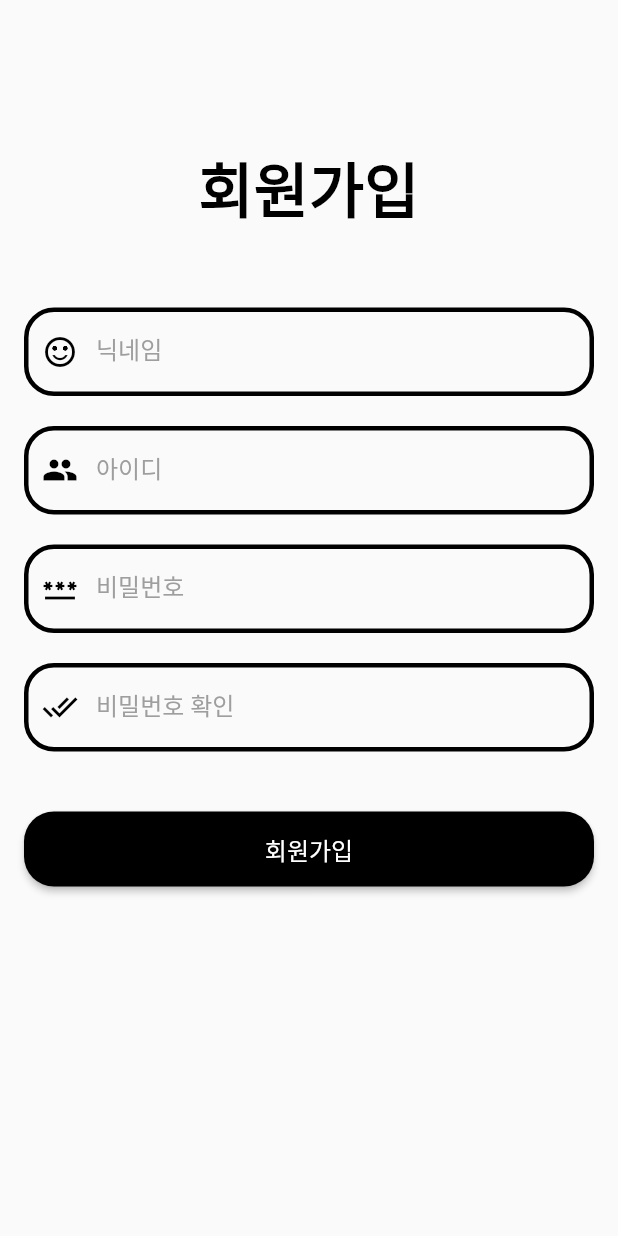
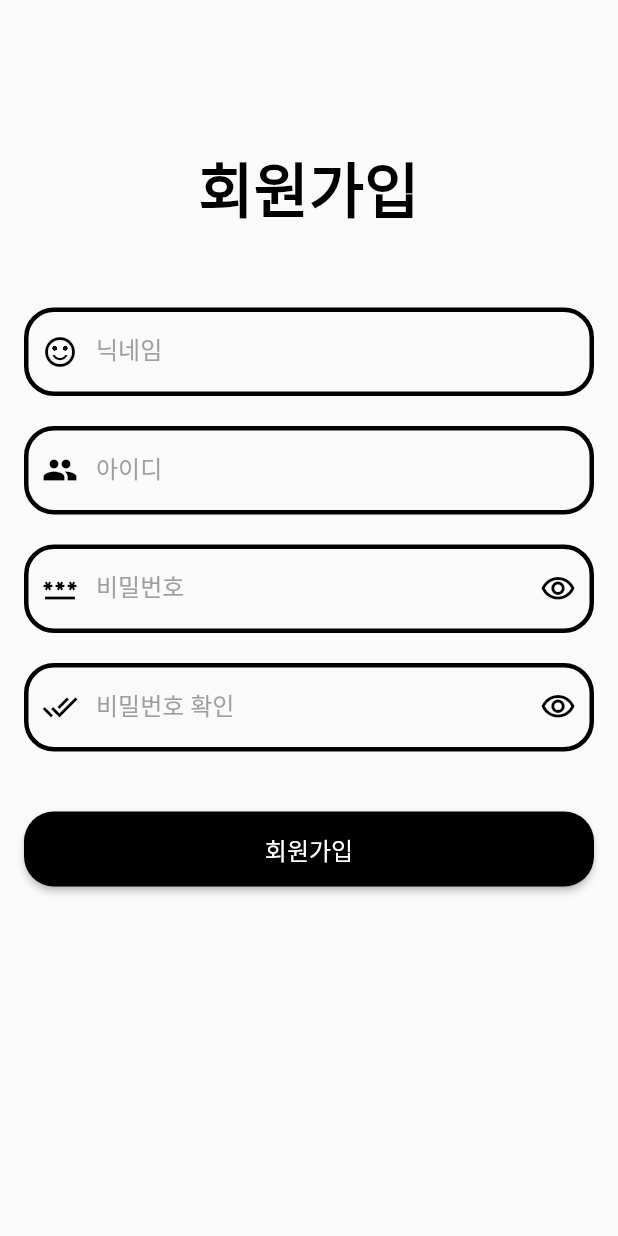
Before and after one commit to readubble/client, a Flutter app: the RegisterForm screen opened directly, on a phone screen of 412 x 824 dp. Run offline on Flutter 3.47's test engine with Material 2 defaults, Android fonts, the phone set to English and light mode, and no system bars; our stand-ins replace image_picker, modal_progress_hud, smooth_page_indicator; missing offline and left inert: circular_usage_indicator, iphone_has_notch.

Commit message:
Feat: 비밀번호 확인/숨기기

```diff
--- a/lib/Screens/home_screen.dart
+++ b/lib/Screens/home_screen.dart
@@ -1,9 +1,9 @@
 import 'dart:ui';
+import 'package:bwageul/Widgets/locked_article_tile.dart';
+import 'package:bwageul/Widgets/unlocked_article_tile.dart';
 import 'package:bwageul/main.dart';
 import 'package:flutter/material.dart';
 import 'package:smooth_page_indicator/smooth_page_indicator.dart';
-import '../Widgets/LockedArticleTile.dart';
-import '../Widgets/UnlockedArticleTile.dart';
 
 class HomeScreen extends StatefulWidget {
   const HomeScreen({Key? key}) : super(key: key);
--- a/lib/Screens/reading_thumbnail_screen.dart
+++ b/lib/Screens/reading_thumbnail_screen.dart
@@ -1,5 +1,6 @@
-import 'package:bwageul/Widgets/SwipeGuide.dart';
 import 'package:flutter/material.dart';
+
+import '../Widgets/swipe_guide.dart';
 
 class ReadingThumbnailScreen extends StatefulWidget {
   const ReadingThumbnailScreen({Key? key}) : super(key: key);
--- a/lib/Screens/register_screen.dart
+++ b/lib/Screens/register_screen.dart
@@ -21,6 +21,8 @@ class RegisterForm extends StatefulWidget {
 
 class _RegisterFormState extends State<RegisterForm> {
   bool showSpinner = false;
+  bool isPwVisible = false;
+  bool isPwCheckVisible = false;
   final _formkey = GlobalKey<FormState>(); // Form 위젯을 쓸 땐 global key 를 넣어야 함
   TextEditingController nicknameController = TextEditingController();
   TextEditingController idController = TextEditingController();
@@ -113,12 +115,24 @@ class _RegisterFormState extends State<RegisterForm> {
                   //비밀번호
                   controller: pwController,
                   style: const TextStyle(color: Colors.grey),
-                  obscureText: true, // 입력시 ****** 처리
+                  obscureText: !isPwVisible, // 입력시 ****** 처리
                   obscuringCharacter: "*",
-                  decoration: const InputDecoration(
+                  decoration: InputDecoration(
                     prefixIcon: Icon(
                       Icons.password,
                       color: Colors.black,
+                    ),
+                    suffixIcon: IconButton(
+                      icon: isPwVisible
+                          ? Icon(
+                              Icons.visibility_off_outlined,
+                              color: Colors.black,
+                            )
+                          : Icon(
+                              Icons.visibility_outlined,
+                              color: Colors.black,
+                            ),
+                      onPressed: () {},
                     ),
                     border: InputBorder.none,
                     enabledBorder: OutlineInputBorder(
@@ -143,12 +157,24 @@ class _RegisterFormState extends State<RegisterForm> {
                   //비밀번호 확인
                   controller: pwCheckController,
                   style: const TextStyle(color: Colors.grey),
-                  obscureText: true, // 입력시 ****** 처리
+                  obscureText: !isPwCheckVisible, // 입력시 ****** 처리
                   obscuringCharacter: "*",
-                  decoration: const InputDecoration(
+                  decoration: InputDecoration(
                     prefixIcon: Icon(
                       Icons.done_all,
                       color: Colors.black,
+                    ),
+                    suffixIcon: IconButton(
+                      icon: isPwCheckVisible
+                          ? Icon(
+                              Icons.visibility_off_outlined,
+                              color: Colors.black,
+                            )
+                          : Icon(
+                              Icons.visibility_outlined,
+                              color: Colors.black,
+                            ),
+                      onPressed: () {},
                     ),
                     border: InputBorder.none,
                     enabledBorder: OutlineInputBorder(
@@ -200,7 +226,7 @@ class _RegisterFormState extends State<RegisterForm> {
                       );
                     } else {
                       // 정상 가입
-                      Navigator.popUntil(context, ModalRoute.withName('/'));
+                      //Navigator.popUntil(context, ModalRoute.withName('/'));
                     }
                   },
                   child: Container(
--- /dev/null
+++ b/lib/Services/api_services.dart
@@ -0,0 +1,9 @@
+import 'dart:convert';
+import 'package:http/http.dart' as http;
+
+class ApiService {
+  static const String baseUrl =
+      "https://webtoon-crawler.nomadcoders.workers.dev";
+
+  //Future<void> signUp(String nickname, String id, String pw) {}
+}
```
Also changed, not shown: 1 other file.
